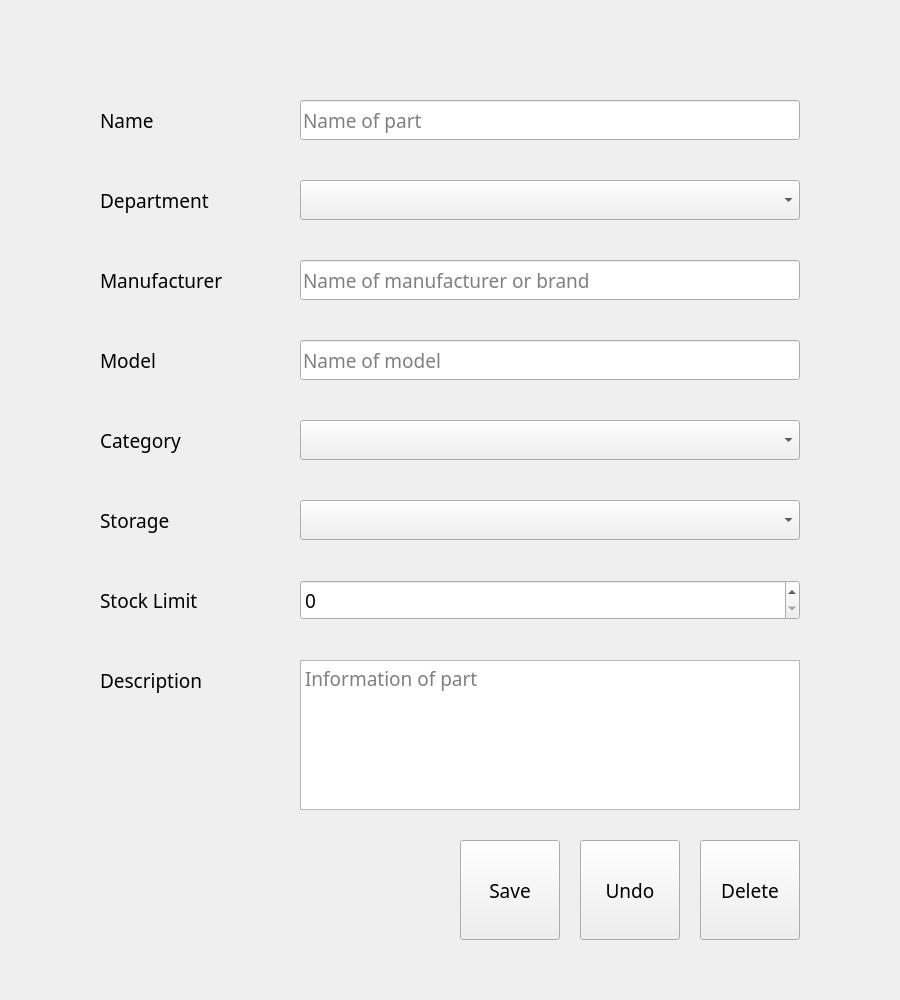
The window that UI/EditPartLoop.ui (Tenesh/PartLoop) describes before a commit, drawn with Qt 5.
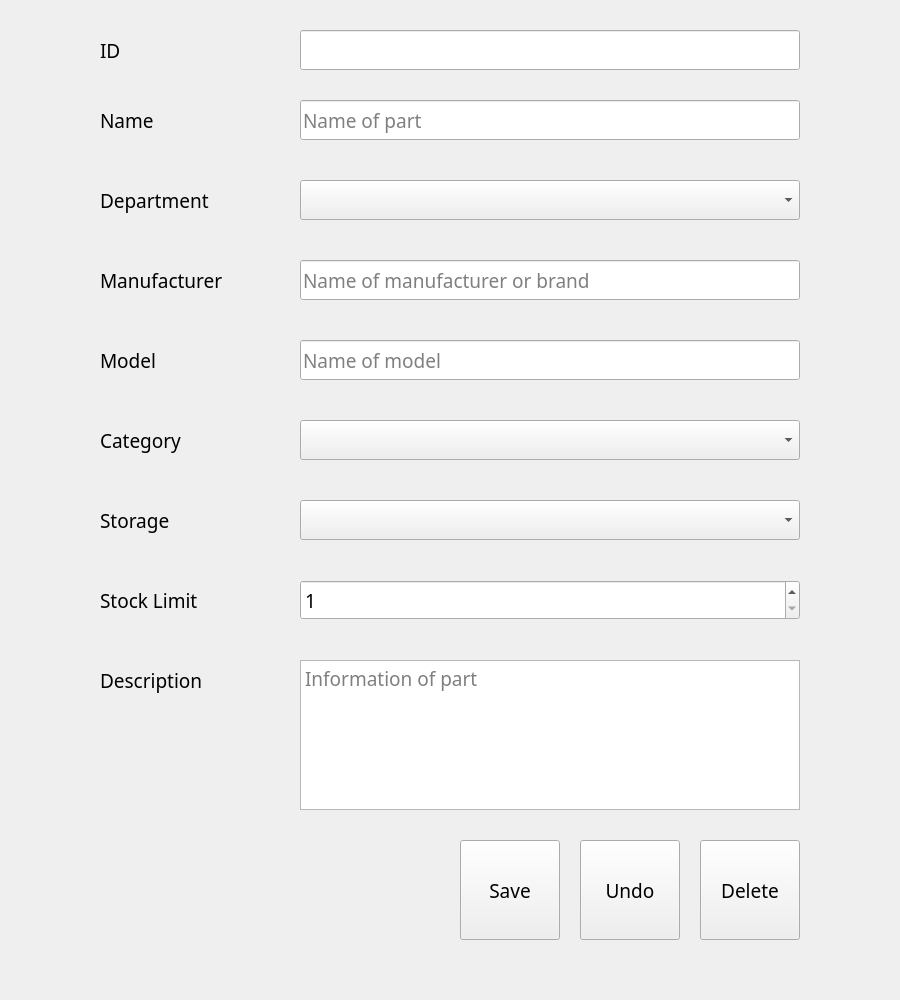
The same window after the commit.

Commit message: Updated design of ui 1.Updated combobox status in edit entry 2.Inserted id field and label in edit part and edit entry UI 3.Renamed name of fields in search edit part and search edit entry UI

What changed in the file:
```diff
--- a/UI/EditPartLoop.ui
+++ b/UI/EditPartLoop.ui
@@ -439,10 +439,54 @@
      <height>40</height>
     </rect>
    </property>
+   <property name="minimum">
+    <number>1</number>
+   </property>
    <property name="maximum">
     <number>999999999</number>
    </property>
   </widget>
+  <widget class="QLineEdit" name="lineEditPartId">
+   <property name="geometry">
+    <rect>
+     <x>300</x>
+     <y>30</y>
+     <width>500</width>
+     <height>40</height>
+    </rect>
+   </property>
+   <property name="font">
+    <font>
+     <family>Poppins</family>
+     <pointsize>14</pointsize>
+    </font>
+   </property>
+   <property name="readOnly">
+    <bool>true</bool>
+   </property>
+  </widget>
+  <widget class="QLabel" name="labelEditPartId">
+   <property name="geometry">
+    <rect>
+     <x>100</x>
+     <y>30</y>
+     <width>70</width>
+     <height>40</height>
+    </rect>
+   </property>
+   <property name="font">
+    <font>
+     <family>Poppins</family>
+     <pointsize>14</pointsize>
+    </font>
+   </property>
+   <property name="toolTipDuration">
+    <number>-3</number>
+   </property>
+   <property name="text">
+    <string>ID</string>
+   </property>
+  </widget>
  </widget>
  <resources>
   <include location="../icons.qrc"/>
```
Left out of the diff: 2 changed lines with no effect on the pictures. The commit also changes 2 other files.
